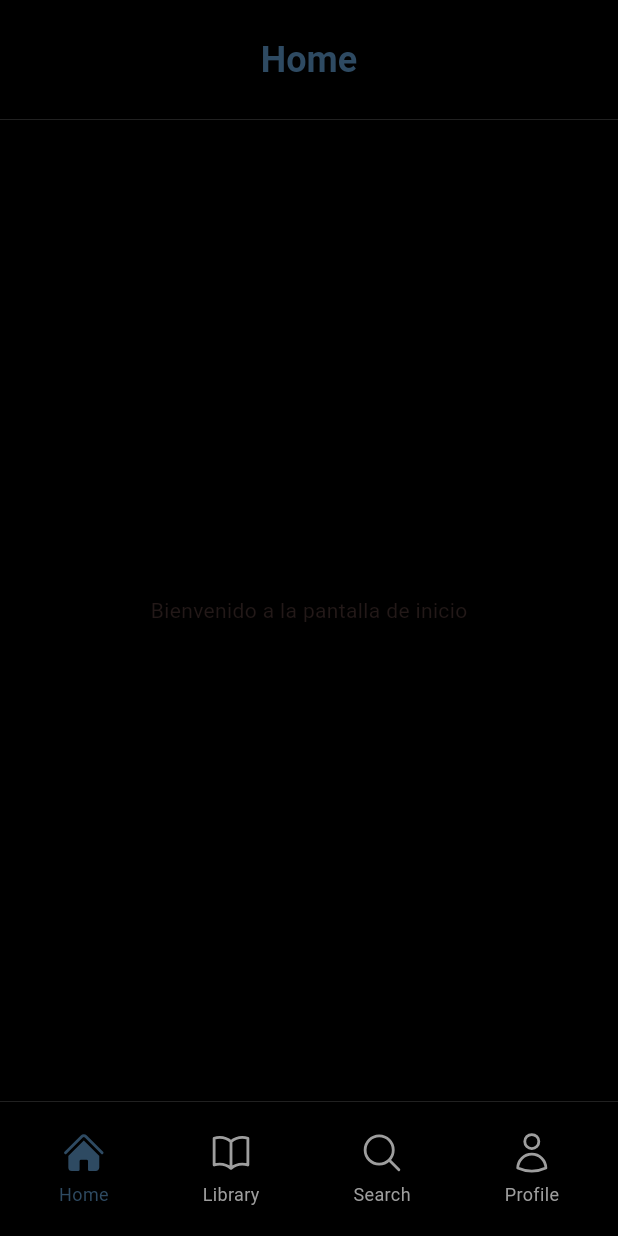
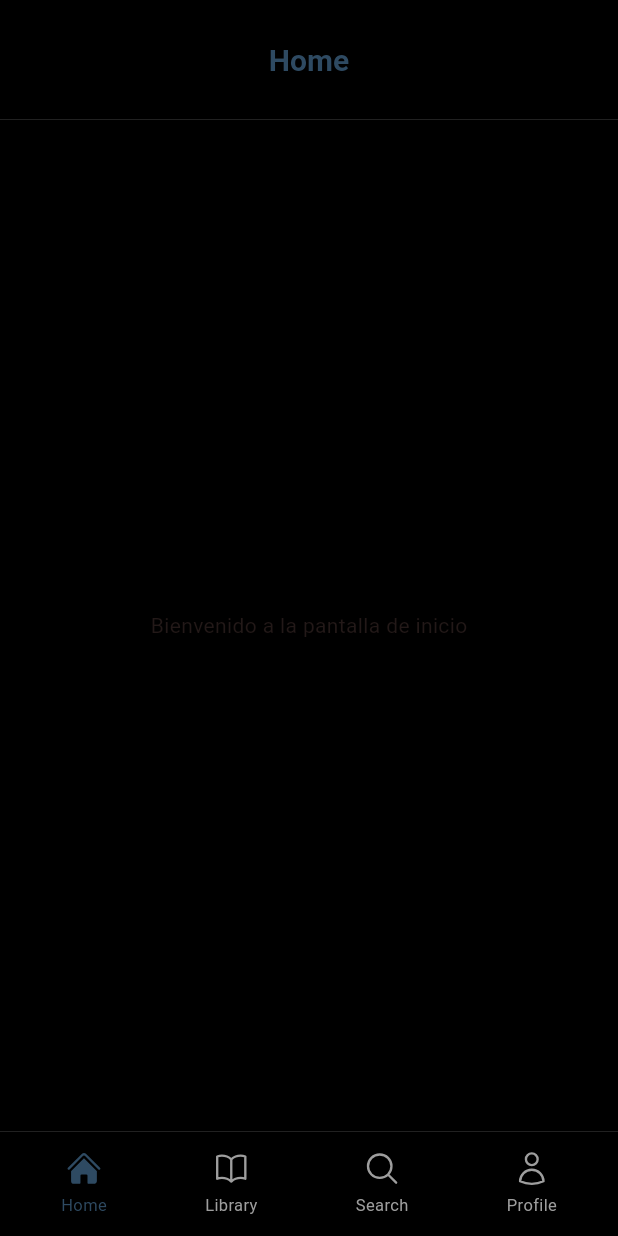
Before and after one commit to JoaquinRouge/Proyecto-TP3, a Flutter app: the screen it shows after launch, after a tap on "Iniciar sesión", on a phone screen of 412 x 824 dp. Run offline on Flutter 3.47's test engine with Material 3 defaults, Android fonts, the light colour scheme and no system bars; our stand-ins replace flutter_riverpod, go_router, heroicons.

Commit message:
modificacion tamaño textos

```diff
--- a/lib/core/components/appBar.dart
+++ b/lib/core/components/appBar.dart
@@ -14,7 +14,7 @@ class CustomAppBar extends StatelessWidget implements PreferredSizeWidget {
       title: Text(
         title,
         style: TextStyle(
-          fontSize: 24,
+          fontSize: 20,
           fontWeight: FontWeight.bold,
           color: Theme.of(context).colorScheme.primary,
         ),
--- a/lib/core/components/bottomBar.dart
+++ b/lib/core/components/bottomBar.dart
@@ -16,7 +16,7 @@ class CustomBottomBar extends ConsumerWidget {
     });
 
     return Container(
-      height: 90,
+      height: 70,
       decoration: BoxDecoration(
         border: Border(
           top: BorderSide(color: Colors.grey.shade300, width: 0.1),
@@ -73,11 +73,11 @@ class CustomBottomBar extends ConsumerWidget {
           HeroIcon(
             icon,
             style: samePage ?  HeroIconStyle.solid : HeroIconStyle.outline,
-            size: 30,
+            size: 25,
             color: samePage ? Theme.of(context).colorScheme.primary : Colors.grey,
           ),
         const SizedBox(height: 4),
-        Text(label, style: TextStyle(color: samePage ? Theme.of(context).colorScheme.primary : Colors.grey, fontSize: 12)),
+        Text(label, style: TextStyle(color: samePage ? Theme.of(context).colorScheme.primary : Colors.grey, fontSize: 11)),
       ],
     );
   }
--- a/lib/presentation/screens/login_screen.dart
+++ b/lib/presentation/screens/login_screen.dart
@@ -83,7 +83,8 @@ class LoginScreen extends StatelessWidget {
                     'Iniciar sesión',
                     style: TextStyle(
                       fontSize: 16,
-                      color: Colors.white
+                      color: Colors.white,
+                      fontWeight: FontWeight.bold
                     ),
                   ),
                 ),
--- a/lib/presentation/screens/register_screen.dart
+++ b/lib/presentation/screens/register_screen.dart
@@ -6,7 +6,8 @@ class RegisterScreen extends StatelessWidget {
 
   @override
   Widget build(BuildContext context) {
-    return Scaffold(// fondo oscuro
+    return Scaffold(
+      // fondo oscuro
       body: SafeArea(
         child: Stack(
           children: [
@@ -51,7 +52,10 @@ class RegisterScreen extends StatelessWidget {
                       decoration: InputDecoration(
                         hintText: 'Nombre de usuario',
                         hintStyle: const TextStyle(color: Colors.white70),
-                        prefixIcon: const Icon(Icons.person, color: Colors.white70),
+                        prefixIcon: const Icon(
+                          Icons.person,
+                          color: Colors.white70,
+                        ),
                         filled: true,
                         fillColor: const Color(0xFF1E1E1E),
                         border: OutlineInputBorder(
@@ -69,7 +73,10 @@ class RegisterScreen extends StatelessWidget {
                       decoration: InputDecoration(
                         hintText: 'Correo electrónico',
                         hintStyle: const TextStyle(color: Colors.white70),
-                        prefixIcon: const Icon(Icons.email, color: Colors.white70),
+                        prefixIcon: const Icon(
+                          Icons.email,
+                          color: Colors.white70,
+                        ),
                         filled: true,
                         fillColor: const Color(0xFF1E1E1E),
                         border: OutlineInputBorder(
@@ -88,7 +95,10 @@ class RegisterScreen extends StatelessWidget {
                       decoration: InputDecoration(
                         hintText: 'Contraseña',
                         hintStyle: const TextStyle(color: Colors.white70),
-                        prefixIcon: const Icon(Icons.lock, color: Colors.white70),
+                        prefixIcon: const Icon(
+                          Icons.lock,
+                          color: Colors.white70,
+                        ),
                         filled: true,
                         fillColor: const Color(0xFF1E1E1E),
                         border: OutlineInputBorder(
@@ -106,7 +116,9 @@ class RegisterScreen extends StatelessWidget {
                         // TODO: acción para crear cuenta
                       },
                       style: ElevatedButton.styleFrom(
-                        backgroundColor: Theme.of(context).colorScheme.primary, // azul oscuro
+                        backgroundColor: Theme.of(
+                          context,
+                        ).colorScheme.primary, // azul oscuro
                         padding: const EdgeInsets.symmetric(vertical: 14),
                         shape: RoundedRectangleBorder(
                           borderRadius: BorderRadius.circular(10),
@@ -116,7 +128,8 @@ class RegisterScreen extends StatelessWidget {
                         'Registrarse',
                         style: TextStyle(
                           fontSize: 16,
-                          color: Colors.white
+                          color: Colors.white,
+                          fontWeight: FontWeight.bold,
                         ),
                       ),
                     ),
```
